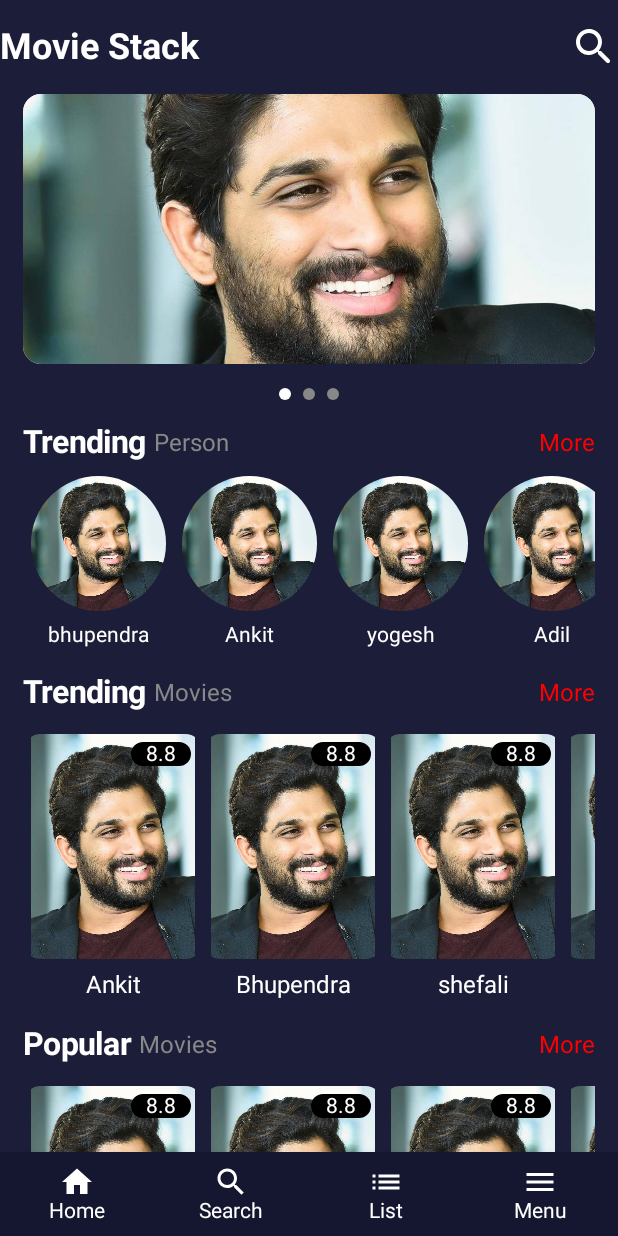
After one commit to Bhupendrapatel98/Movie-Matrix, an Android app built with Jetpack Compose: the AppBottomNavigation screen opened through its navigation route, on a phone screen of 412 x 824 dp. The commit adds this screen. Run offline under Robolectric (Android 15) with nearby library versions, the phone set to English and light mode, and no system bars; our stand-ins replace accompanist.

Commit message:
created navigation
created app navigation and route and navigate to page

```diff
--- /dev/null
+++ b/app/src/main/java/com/app/moviematrix/AppBottomNavigation.kt
@@ -0,0 +1,101 @@
+package com.app.moviematrix
+
+import android.content.Context
+import androidx.compose.foundation.background
+import androidx.compose.foundation.layout.Box
+import androidx.compose.foundation.layout.fillMaxHeight
+import androidx.compose.foundation.layout.fillMaxWidth
+import androidx.compose.foundation.layout.padding
+import androidx.compose.material.BottomNavigation
+import androidx.compose.material.BottomNavigationItem
+import androidx.compose.material.Icon
+import androidx.compose.material.icons.Icons
+import androidx.compose.material.icons.filled.Home
+import androidx.compose.material.icons.filled.List
+import androidx.compose.material.icons.filled.Menu
+import androidx.compose.material.icons.filled.Search
+import androidx.compose.material3.Scaffold
+import androidx.compose.material3.Text
+import androidx.compose.runtime.Composable
+import androidx.compose.runtime.getValue
+import androidx.compose.runtime.mutableStateOf
+import androidx.compose.runtime.remember
+import androidx.compose.runtime.setValue
+import androidx.compose.ui.Modifier
+import androidx.compose.ui.graphics.Color
+import androidx.core.content.ContextCompat
+import androidx.navigation.NavController
+
+@Composable
+fun AppBottomNavigation(navController: NavController,context: Context) {
+    var selectedItem by remember { mutableStateOf(0) }
+
+    Scaffold(bottomBar = {
+        BottomNavigation(
+            backgroundColor = Color(
+                ContextCompat.getColor(
+                    context,
+                    R.color.bottomnav
+                )
+            )
+        ) {
+            BottomNavigationItem(
+                selected = selectedItem == 0,
+                label = { Text(text = "Home", color = Color.White) },
+                onClick = { selectedItem = 0 },
+                icon = { Icon(Icons.Default.Home, contentDescription = "", tint = Color.White) }
+            )
+
+            BottomNavigationItem(
+                selected = selectedItem == 1,
+                label = { Text(text = "Search", color = Color.White) },
+                onClick = { selectedItem = 1 },
+                icon = {
+                    Icon(
+                        Icons.Default.Search,
+                        contentDescription = "",
+                        tint = Color.White
+                    )
+                }
+            )
+
+            BottomNavigationItem(
+                selected = selectedItem == 2,
+                label = { Text(text = "List", color = Color.White) },
+                onClick = { selectedItem = 2 },
+                icon = { Icon(Icons.Default.List, contentDescription = "", tint = Color.White) }
+            )
+
+            BottomNavigationItem(
+                selected = selectedItem == 3,
+                label = { Text(text = "Menu", color = Color.White) },
+                onClick = { selectedItem = 3 },
+                icon = { Icon(Icons.Default.Menu, contentDescription = "", tint = Color.White) }
+            )
+        }
+    }) { innerPadding ->
+        Box(
+            modifier = Modifier
+                .padding(innerPadding)
+                .background(
+                    Color(
+                        ContextCompat.getColor(
+                            context,
+                            R.color.background
+                        )
+                    )
+                )
+                .fillMaxHeight()
+                .fillMaxWidth()
+        ) {
+            when (selectedItem) {
+                0 -> Home(navController)
+                //0 -> MovieList(this@MainActivity)
+                1 -> SearchPage()
+                2 -> MyList(context)
+                3 -> MenuPage()
+            }
+        }
+
+    }
+}
--- a/app/src/main/java/com/app/moviematrix/HomeScreen.kt
+++ b/app/src/main/java/com/app/moviematrix/HomeScreen.kt
@@ -1,13 +1,11 @@
 package com.app.moviematrix
 
-import android.content.Context
 import androidx.compose.foundation.Image
 import androidx.compose.foundation.background
 import androidx.compose.foundation.layout.Box
 import androidx.compose.foundation.layout.Column
 import androidx.compose.foundation.layout.Row
 import androidx.compose.foundation.layout.Spacer
-import androidx.compose.foundation.layout.fillMaxHeight
 import androidx.compose.foundation.layout.fillMaxWidth
 import androidx.compose.foundation.layout.height
 import androidx.compose.foundation.layout.padding
@@ -18,6 +16,7 @@ import androidx.compose.foundation.lazy.items
 import androidx.compose.foundation.rememberScrollState
 import androidx.compose.foundation.shape.CircleShape
 import androidx.compose.foundation.shape.RoundedCornerShape
+import androidx.compose.foundation.text.ClickableText
 import androidx.compose.foundation.verticalScroll
 import androidx.compose.material.icons.Icons
 import androidx.compose.material.icons.rounded.Search
@@ -30,14 +29,17 @@ import androidx.compose.ui.graphics.Color
 import androidx.compose.ui.graphics.ColorFilter
 import androidx.compose.ui.layout.ContentScale
 import androidx.compose.ui.res.painterResource
+import androidx.compose.ui.text.AnnotatedString
+import androidx.compose.ui.text.TextStyle
 import androidx.compose.ui.text.font.FontWeight
 import androidx.compose.ui.tooling.preview.Preview
 import androidx.compose.ui.unit.dp
 import androidx.compose.ui.unit.sp
-import androidx.core.content.ContextCompat
+import androidx.navigation.NavController
+import com.app.moviematrix.navigation.MainDestinations
 
 @Composable
-fun Home() {
+fun Home(navigationController: NavController) {
     Column {
         Header()
         Column(
@@ -47,9 +49,9 @@ fun Home() {
         ) {
             SliderBanner()
             TrendingPersonList()
-            TrendingMovies()
-            PopularMovies()
-            TopRatedTvShow()
+            TrendingMovies(navigationController)
+            PopularMovies(navigationController)
+            TopRatedTvShow(navigationController)
         }
     }
 }
@@ -118,26 +120,23 @@ fun Header() {
     }
 }
 
-@Preview
 @Composable
-fun TrendingMovies() {
-    CommonListUI("Trending", "Movies")
-}
-
-@Preview
-@Composable
-fun PopularMovies() {
-    CommonListUI("Popular", "Movies")
-}
-
-@Preview
-@Composable
-fun TopRatedTvShow() {
-    CommonListUI("Top Rated", "Tv Show")
+fun TrendingMovies(navigationController: NavController) {
+    CommonListUI("Trending", "Movies", navigationController)
 }
 
 @Composable
-fun CommonListUI(heading: String, title: String) {
+fun PopularMovies(navigationController: NavController) {
+    CommonListUI("Popular", "Movies", navigationController)
+}
+
+@Composable
+fun TopRatedTvShow(navigationController: NavController) {
+    CommonListUI("Top Rated", "Tv Show", navigationController)
+}
+
+@Composable
+fun CommonListUI(heading: String, title: String, navigationController: NavController) {
     val list = listOf("Ankit", "Bhupendra", "shefali", "Pooja", "Mayank", "Yogesh")
     Column(
         modifier = Modifier
@@ -154,7 +153,13 @@ fun CommonListUI(heading: String, title: String) {
             Spacer(Modifier.width(5.dp))
             Text(text = title, fontSize = 16.sp, color = Color.Gray)
             Spacer(modifier = Modifier.weight(1f))
-            Text(text = "More", fontSize = 16.sp, color = Color.Red)
+            //Text(text = "More", fontSize = 16.sp, color = Color.Red)
+            ClickableText(
+                text = AnnotatedString("More"),
+                style = TextStyle(color = Color.Red, fontSize = 16.sp),
+                onClick = {
+                    navigationController.navigate(MainDestinations.MOVIE_LIST)
+                })
         }
         LazyRow(modifier = Modifier.padding(top = 15.dp)) {
             items(list) { item ->
--- /dev/null
+++ b/app/src/main/java/com/app/moviematrix/navigation/AppNavigation.kt
@@ -0,0 +1,6 @@
+package com.app.moviematrix.navigation
+
+object MainDestinations{
+    const val HOME_ROUTE = "home"
+    const val MOVIE_LIST = "movieList"
+}
--- /dev/null
+++ b/app/src/main/java/com/app/moviematrix/navigation/NavGraph.kt
@@ -0,0 +1,21 @@
+package com.app.moviematrix.navigation
+
+import android.content.Context
+import androidx.compose.runtime.Composable
+import androidx.navigation.NavHostController
+import androidx.navigation.compose.NavHost
+import androidx.navigation.compose.composable
+import com.app.moviematrix.AppBottomNavigation
+import com.app.moviematrix.MovieList
+
+@Composable
+fun NavGraph(navHostController: NavHostController, context: Context) {
+    NavHost(navController = navHostController, startDestination = MainDestinations.HOME_ROUTE) {
+        composable(route = MainDestinations.HOME_ROUTE) {
+            AppBottomNavigation(navHostController,context)
+        }
+        composable(route = MainDestinations.MOVIE_LIST) {
+            MovieList(context = context)
+        }
+    }
+}
```
Also changed, not shown: app/src/main/java/com/app/moviematrix/MainActivity.kt (+4 -99 lines), app/src/main/java/com/app/moviematrix/MovieListScreen.kt (added, +98 -0 lines).
